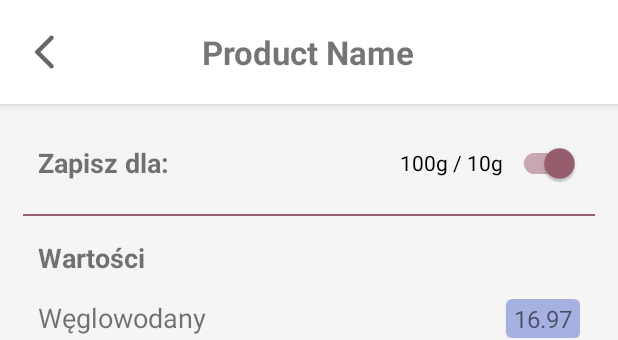
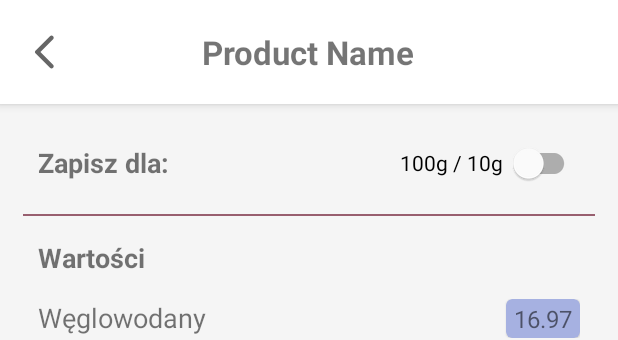
Before and after one commit to piekarskipiotr/mydiabetes, an Android app: the layout activity_save_product.xml on its own in the app's theme, with its tools: preview values and no code run, on a phone screen of 412 x 824 dp. Shown: the top 340 px of the screen. Run offline under Robolectric (Android 15) with nearby library versions, the phone set to English and light mode, and no system bars.

```diff
--- a/app/src/main/res/layout/activity_save_product.xml
+++ b/app/src/main/res/layout/activity_save_product.xml
@@ -64,6 +64,7 @@
                     android:paddingBottom="0dp"
                     android:orientation="vertical">
                     <RelativeLayout
+                        android:id="@+id/measureContainer"
                         android:layout_width="match_parent"
                         android:layout_height="wrap_content"
                         android:layout_marginStart="10dp"
@@ -80,7 +81,6 @@
                             android:textStyle="bold"/>
                         <com.google.android.material.switchmaterial.SwitchMaterial
                             android:id="@+id/measureSwitch"
-                            android:checked="true"
                             android:layout_width="wrap_content"
                             android:layout_height="wrap_content"
                             android:layout_alignParentEnd="true"
@@ -88,6 +88,7 @@
                             android:text="100g / 10g "/>
                     </RelativeLayout>
                     <LinearLayout
+                        android:id="@+id/line"
                         android:layout_width="match_parent"
                         android:layout_height="1dp"
                         android:layout_marginTop="0dp"
@@ -124,8 +125,8 @@
                         app:cardBackgroundColor="@color/blue_purple">
                         <TextView
                             android:id="@+id/carbohydrates"
-                            android:layout_width="match_parent"
-                            android:layout_height="match_parent"
+                            android:layout_width="wrap_content"
+                            android:layout_height="wrap_content"
                             android:layout_marginStart="5dp"
                             android:layout_marginTop="2dp"
                             android:layout_marginEnd="5dp"
@@ -151,9 +152,9 @@
                                 android:layout_alignParentEnd="true"
                                 app:cardBackgroundColor="@color/blue_purple">
                                 <TextView
-                                    android:id="@+id/kcal"
-                                    android:layout_width="match_parent"
-                                    android:layout_height="match_parent"
+                                    android:id="@+id/calories"
+                                    android:layout_width="wrap_content"
+                                    android:layout_height="wrap_content"
                                     android:layout_marginStart="5dp"
                                     android:layout_marginTop="2dp"
                                     android:layout_marginEnd="5dp"
@@ -180,8 +181,8 @@
                         app:cardBackgroundColor="@color/blue_purple">
                         <TextView
                             android:id="@+id/protein"
-                            android:layout_width="match_parent"
-                            android:layout_height="match_parent"
+                            android:layout_width="wrap_content"
+                            android:layout_height="wrap_content"
                             android:layout_marginStart="5dp"
                             android:layout_marginTop="2dp"
                             android:layout_marginEnd="5dp"
@@ -208,8 +209,8 @@
                         app:cardBackgroundColor="@color/blue_purple">
                         <TextView
                             android:id="@+id/fat"
-                            android:layout_width="match_parent"
-                            android:layout_height="match_parent"
+                            android:layout_width="wrap_content"
+                            android:layout_height="wrap_content"
                             android:layout_marginStart="5dp"
                             android:layout_marginTop="2dp"
                             android:layout_marginEnd="5dp"
```
Also changed, not shown: app/src/main/java/com/apps/bacon/mydiabetes/AddProductFragment.kt (+20 -3 lines), app/src/main/java/com/apps/bacon/mydiabetes/SaveProductActivity.kt (+80 -0 lines).
